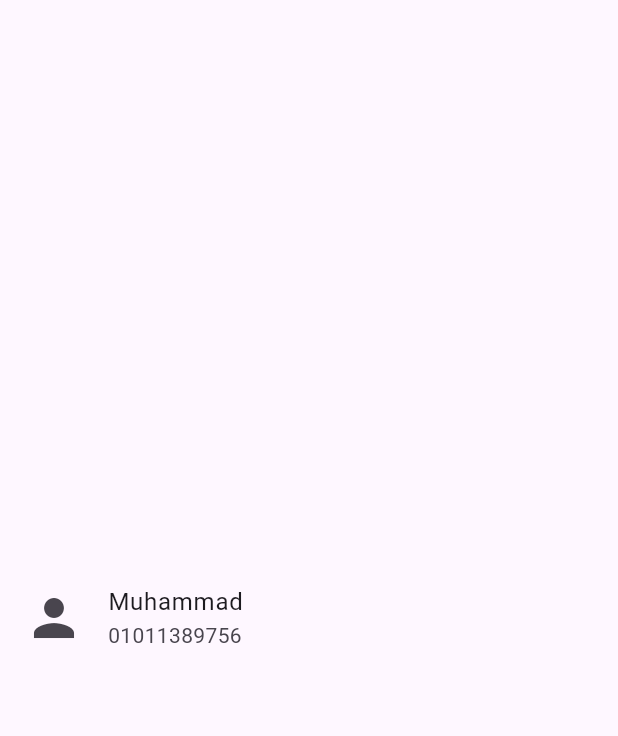
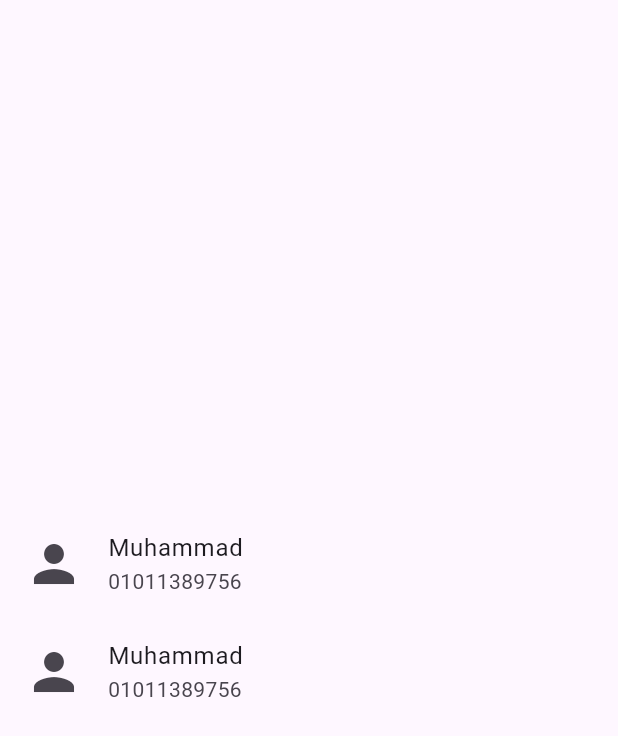
Before and after one commit to muhammad-marzouk/flutter_widgets, a Flutter app: the SlidableBar screen opened directly, on a phone screen of 412 x 824 dp. Shown: the top 736 px of the screen. Run offline on Flutter 3.47's test engine with Material 2 defaults, Android fonts, the phone set to English and light mode, and no system bars; drawn by our look-alikes of flutter_slidable.

Commit message:
widget 7

```diff
--- a/lib/flutter_01/widget_100_Slidable.dart
+++ b/lib/flutter_01/widget_100_Slidable.dart
@@ -8,7 +8,10 @@ class SlidableBar extends StatelessWidget {
   Widget build(BuildContext context) {
     return Scaffold(
       body: Center(
-        child: Slidable(
+        child: Column(
+          mainAxisAlignment: MainAxisAlignment.center,
+          children: [
+            Slidable(
               startActionPane: ActionPane(
                 motion: const StretchMotion(),
                 children: [
@@ -53,6 +56,53 @@ class SlidableBar extends StatelessWidget {
                     ),
                   ),
             ),
+            Slidable(
+              startActionPane: ActionPane(
+                motion: const StretchMotion(),
+                children: [
+                  SlidableAction(
+                    onPressed: ((context) {}),
+                    backgroundColor: Colors.red,
+                    icon: Icons.delete,
+                  ),
+                  SlidableAction(
+                    flex: 2,
+                    onPressed: ((context) {}),
+                    backgroundColor: Colors.blue,
+                    icon: Icons.archive_outlined,
+                  ),
+                ],
+              ),
+              endActionPane: ActionPane(
+                motion: const StretchMotion(),
+                children: [
+                  SlidableAction(
+                    onPressed: ((context) {}),
+                    backgroundColor: Colors.red,
+                    icon: Icons.delete,
+                  ),
+                  SlidableAction(
+                    flex: 2,
+                    onPressed: ((context) {}),
+                    backgroundColor: Colors.blue,
+                    icon: Icons.archive_outlined,
+                  ),
+                ],
+              ),
+              child: Container(
+                color: Colors.grey[33],
+                child: const ListTile(
+                  title: Text('Muhammad'),
+                  subtitle: Text('01011389756'),
+                  leading: Icon(
+                    Icons.person,
+                    size: 40.0,
+                  ),
+                ),
+              ),
+            ),
+          ],
+        ),
       ),
     );
   }
--- a/lib/main.dart
+++ b/lib/main.dart
@@ -5,8 +5,8 @@ import 'package:flutter_widgets/flutter_01/widget_04_banner_.dart';
 import 'package:flutter_widgets/flutter_01/widget_05_snack_bar.dart';
 import 'package:flutter_widgets/flutter_01/widget_06_snack_bar.dart';
 import 'package:flutter_widgets/flutter_01/widget_100_Slidable.dart';
-
 import 'flutter_01/widget_03_material_banner_stateless.dart';
+import 'flutter_01/widget_07_data_table.dart';
 
 void main() {
   runApp(const MyApp());
@@ -39,6 +39,6 @@ class _MyHomePageState extends State<MyHomePage> {
 
   @override
   Widget build(BuildContext context) {
-    return const SlidableBar();
+    return const DataTableExample();
   }
 }
```
Also changed, not shown: lib/flutter_01/widget_07_data_table.dart (added, +65 -0 lines), 1 other file. Lines whose indentation alone changed are shown as unchanged.
